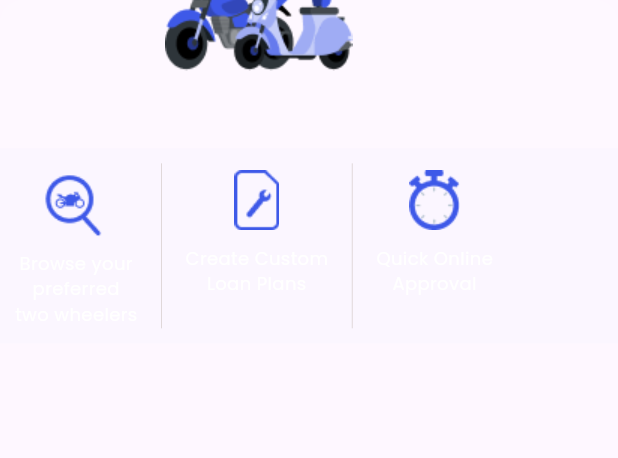
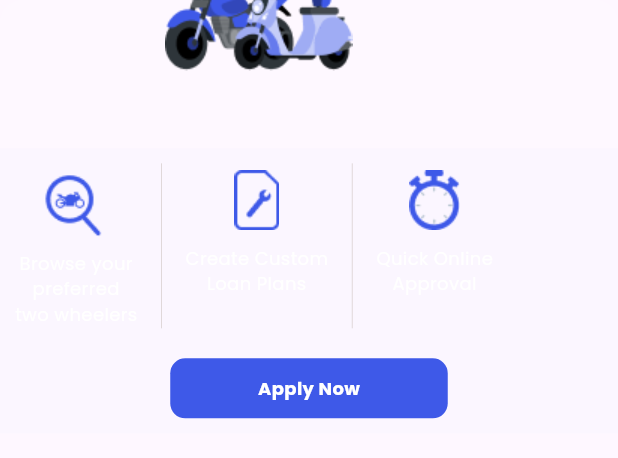
Before and after one commit to nandakrishnn/FirstEconomyMachine, a Flutter app: the FooterContainer widget shown alone on an empty page, opened directly, on a phone screen of 412 x 824 dp. Shown: the top 458 px of the screen. Run offline on Flutter 3.47's test engine with Material 3 defaults, Android fonts, the phone set to English and light mode, and no system bars; our stand-ins replace auto_size_text, bloc, dots_indicator, equatable, flutter_bloc, font_awesome_flutter and 3 more; network calls fail.

Commit message:
final commit updated

```diff
--- a/lib/widgets/footer_container.dart
+++ b/lib/widgets/footer_container.dart
@@ -13,7 +13,7 @@ class FooterContainer extends StatelessWidget {
   @override
   Widget build(BuildContext context) {
     return SizedBox(
-      height: MediaQuery.of(context).size.height * .30,
+      height: MediaQuery.of(context).size.height * .38,
       width: MediaQuery.of(context).size.width,
       // color: AppColors.lighestGreyColor,
       child: Column(
@@ -43,9 +43,11 @@ class FooterContainer extends StatelessWidget {
           ),
           Container(
             color:AppColors.lighestGreyColor,
-            child: const Padding(
-              padding: EdgeInsets.all(10.0),
-              child: Row(
+            child:  Padding(
+              padding: const EdgeInsets.all(10.0),
+              child: Column(
+                children: [
+                  const Row(
                     children: [
                       ImageTextContainer(
                         size: AppConstants.kheight1,
@@ -81,6 +83,22 @@ class FooterContainer extends StatelessWidget {
                       ),
                     ],
                   ),
+                  AppConstants.kheight20,
+                   Container(
+                  height: 40,
+                  width: 185,
+                  decoration: BoxDecoration(
+                      color: AppColors.mainBlueColor,
+                      borderRadius: BorderRadius.circular(10)),
+                  child: const Center(
+                      child: Text(
+                    'Apply Now',
+                    style: TextStyle(
+                        color: AppColors.pureWhite, fontSize: 12,fontWeight: FontWeight.bold),
+                  )),
+                )
+                ],
+              ),
             ),
           ),
         ],
```
Lines whose indentation alone changed are shown as unchanged.
